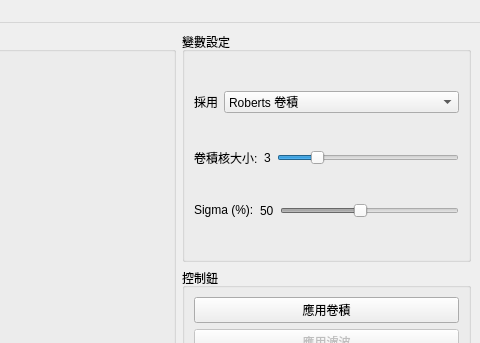
The window that SE-342/assignments/ass1/src/ConvolutionExample/mainwindow.ui (yepengpeng-1/2019-2020-autumn-semester) describes before a commit, drawn with Qt 5; both pictures show x 122 to 602 and y 0 to 343 of the 602 by 430 pixel window.
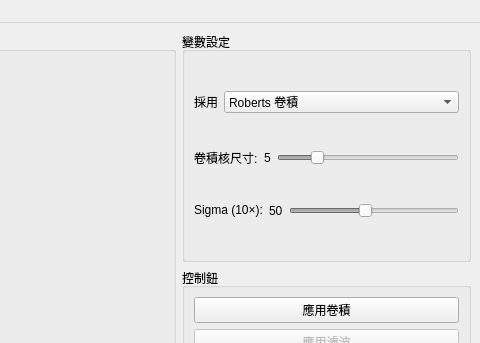
The same window after the commit.

The edit to the form file:
```diff
--- a/SE-342/assignments/ass1/src/ConvolutionExample/mainwindow.ui
+++ b/SE-342/assignments/ass1/src/ConvolutionExample/mainwindow.ui
@@ -150,19 +150,22 @@
               </sizepolicy>
              </property>
              <property name="text">
-              <string>卷積核大小:</string>
+              <string>卷積核尺寸:</string>
              </property>
             </widget>
            </item>
            <item>
             <widget class="QLabel" name="kernelSizeLabel">
              <property name="text">
-              <string>3</string>
+              <string>5</string>
              </property>
             </widget>
            </item>
            <item>
             <widget class="QSlider" name="kernelSizeSlider">
+             <property name="enabled">
+              <bool>false</bool>
+             </property>
              <property name="minimum">
               <number>3</number>
              </property>
@@ -193,7 +196,7 @@
               </sizepolicy>
              </property>
              <property name="text">
-              <string>Sigma (%):</string>
+              <string>Sigma (10×):</string>
              </property>
             </widget>
            </item>
```
